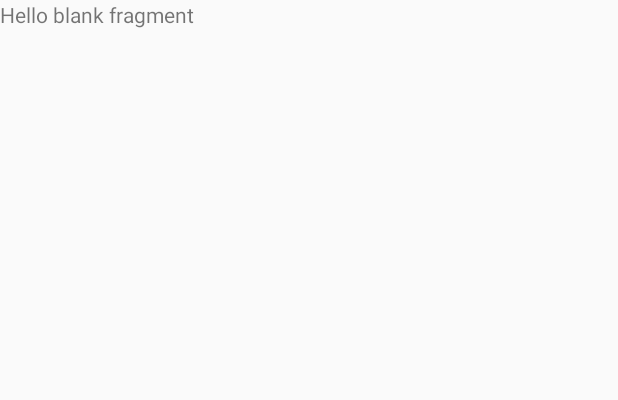
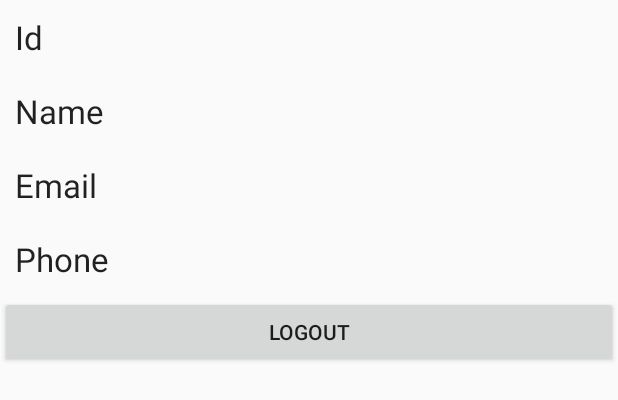
Before and after one commit to aakashswain001/GroceBay, an Android app: the layout fragment_profile.xml on its own in the app's theme, with its tools: preview values and no code run, on a phone screen of 412 x 824 dp. Shown: the top 400 px of the screen. Run offline under Robolectric (Android 15) with nearby library versions, the phone set to English and light mode, and no system bars.

Commit message:
Add logic to Profile fragment

```diff
--- a/app/src/main/java/com/grocebay/grocebay/ProfileFragment.java
+++ b/app/src/main/java/com/grocebay/grocebay/ProfileFragment.java
@@ -1,31 +1,59 @@
 package com.grocebay.grocebay;
 
-import android.content.Context;
-import android.net.Uri;
 import android.os.Bundle;
+import android.support.annotation.Nullable;
 import android.support.v4.app.Fragment;
 import android.view.LayoutInflater;
 import android.view.View;
 import android.view.ViewGroup;
+import android.widget.TextView;
+
+import com.grocebay.grocebay.model.User;
+import com.grocebay.grocebay.utils.SharedPrefManager;
 
 
 public class ProfileFragment extends Fragment {
-    public ProfileFragment() {
-        // Required empty public constructor
-    }
 
-
-    @Override
-    public void onCreate(Bundle savedInstanceState) {
-        super.onCreate(savedInstanceState);
-
-    }
+    View mView;
+    TextView textViewId, textViewName, textViewEmail, textViewPhone;
 
     @Override
     public View onCreateView(LayoutInflater inflater, ViewGroup container,
                              Bundle savedInstanceState) {
-        return inflater.inflate(R.layout.fragment_profile, container, false);
+        mView = inflater.inflate(R.layout.fragment_profile, container, false);
+
+
+        textViewId = mView.findViewById(R.id.textViewId);
+        textViewName = mView.findViewById(R.id.textViewUsername);
+        textViewEmail = mView.findViewById(R.id.textViewEmail);
+        textViewPhone = mView.findViewById(R.id.textViewPhone);
+
+
+        //getting the current user
+        User user = SharedPrefManager.getInstance(getContext()).getUser();
+
+        //setting the values to the textviews
+        textViewId.setText(String.valueOf(user.getId()));
+        textViewName.setText(user.getName());
+        textViewEmail.setText(user.getEmail());
+        textViewPhone.setText(user.getPhone());
+
+        //when the user presses logout button
+        //calling the logout method
+        mView.findViewById(R.id.buttonLogout).setOnClickListener(new View.OnClickListener() {
+            @Override
+            public void onClick(View view) {
+                getActivity().finish();
+                SharedPrefManager.getInstance(getContext()).logout();
+            }
+        });
+        return mView;
     }
 
-
+    @Override
+    public void onViewCreated(View view, @Nullable Bundle savedInstanceState) {
+        super.onViewCreated(view, savedInstanceState);
+        //you can set the title for your toolbar here for different fragments different titles
+        getActivity().setTitle("Profile");
+    }
 }
--- a/app/src/main/res/layout/fragment_profile.xml
+++ b/app/src/main/res/layout/fragment_profile.xml
@@ -1,14 +1,101 @@
 <?xml version="1.0" encoding="utf-8"?>
-<FrameLayout xmlns:android="http://schemas.android.com/apk/res/android"
+<RelativeLayout xmlns:android="http://schemas.android.com/apk/res/android"
     xmlns:tools="http://schemas.android.com/tools"
     android:layout_width="match_parent"
     android:layout_height="match_parent"
     tools:context=".ProfileFragment">
 
-    <!-- TODO: Update blank fragment layout -->
-    <TextView
+
+    <LinearLayout
         android:layout_width="match_parent"
-        android:layout_height="match_parent"
-        android:text="@string/hello_blank_fragment" />
+        android:layout_height="wrap_content"
+        android:orientation="vertical">
 
-</FrameLayout>
+        <TableLayout
+            android:layout_width="match_parent"
+            android:layout_height="wrap_content">
+
+
+            <TableRow>
+
+                <TextView
+                    android:layout_width="wrap_content"
+                    android:layout_height="wrap_content"
+                    android:padding="10dp"
+                    android:text="Id"
+                    android:textAppearance="@style/Base.TextAppearance.AppCompat.Large" />
+
+                <TextView
+                    android:id="@+id/textViewId"
+                    android:layout_width="wrap_content"
+                    android:layout_height="wrap_content"
+                    android:padding="10dp"
+                    android:textAppearance="@style/Base.TextAppearance.AppCompat.Large" />
+
+            </TableRow>
+
+            <TableRow>
+
+                <TextView
+                    android:layout_width="wrap_content"
+                    android:layout_height="wrap_content"
+                    android:padding="10dp"
+                    android:text="Name"
+                    android:textAppearance="@style/Base.TextAppearance.AppCompat.Large" />
+
+                <TextView
+                    android:id="@+id/textViewUsername"
+                    android:layout_width="wrap_content"
+                    android:layout_height="wrap_content"
+                    android:padding="10dp"
+                    android:textAppearance="@style/Base.TextAppearance.AppCompat.Large" />
+
+            </TableRow>
+
+            <TableRow>
+
+                <TextView
+                    android:layout_width="wrap_content"
+                    android:layout_height="wrap_content"
+                    android:padding="10dp"
+                    android:text="Email"
+                    android:textAppearance="@style/Base.TextAppearance.AppCompat.Large" />
+
+                <TextView
+                    android:id="@+id/textViewEmail"
+                    android:layout_width="wrap_content"
+                    android:layout_height="wrap_content"
+                    android:padding="10dp"
+                    android:textAppearance="@style/Base.TextAppearance.AppCompat.Large" />
+
+            </TableRow>
+
+            <TableRow>
+
+                <TextView
+                    android:layout_width="wrap_content"
+                    android:layout_height="wrap_content"
+                    android:padding="10dp"
+                    android:text="Phone"
+                    android:textAppearance="@style/Base.TextAppearance.AppCompat.Large" />
+
+                <TextView
+                    android:id="@+id/textViewPhone"
+                    android:layout_width="wrap_content"
+                    android:layout_height="wrap_content"
+                    android:padding="10dp"
+                    android:textAppearance="@style/Base.TextAppearance.AppCompat.Large" />
+
+            </TableRow>
+
+
+        </TableLayout>
+
+        <Button
+            android:id="@+id/buttonLogout"
+            android:layout_width="match_parent"
+            android:layout_height="wrap_content"
+            android:text="Logout" />
+    </LinearLayout>
+
+</RelativeLayout>
```
